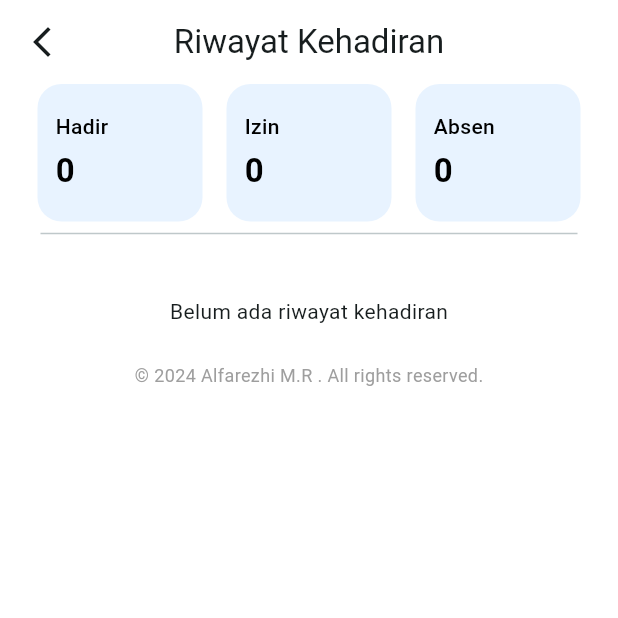
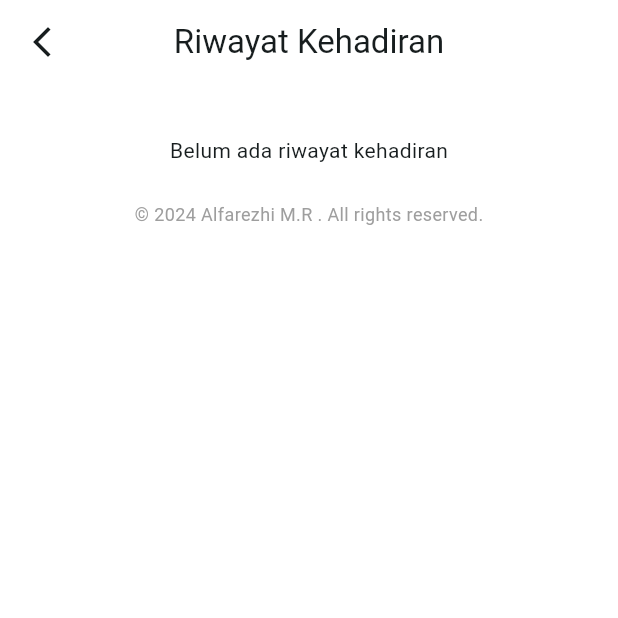
Before and after one commit to AlfaDevWork/absensiq, a Flutter app: the RiwayatPage screen opened by its route, on a phone screen of 412 x 824 dp, the top half of it. Run offline on Flutter 3.47's test engine with Material 3 defaults, Android fonts, the phone set to English and light mode, and no system bars; our stand-ins replace geocoding, geolocator, google_maps_flutter, image_picker, pinput, shared_preferences; accounts and stored records are empty; network calls fail.

Commit message:
fix: Remove commented-out GridView and Divider from RiwayatPage for cleaner code

```diff
--- a/lib/pages/riwayat_page.dart
+++ b/lib/pages/riwayat_page.dart
@@ -73,35 +73,35 @@ class _RiwayatPageState extends State<RiwayatPage> {
         child: SingleChildScrollView(
           child: Column(
             children: [
-              Padding(
-                padding: const EdgeInsets.symmetric(horizontal: 25),
-                child: GridView.count(
-                  crossAxisCount: 3,
-                  shrinkWrap: true,
-                  physics: const NeverScrollableScrollPhysics(),
-                  crossAxisSpacing: 16,
-                  mainAxisSpacing: 16,
-                  childAspectRatio: 1.2,
-                  children: [
-                    _StatCard(
-                      title: 'Hadir',
-                      value: _stats?.totalMasuk.toString() ?? '0',
-                      color: Color(0x3084BFFF),
-                    ),
-                    _StatCard(
-                      title: 'Izin',
-                      value: _stats?.totalIzin.toString() ?? '0',
-                      color: Color(0x3084BFFF),
-                    ),
-                    _StatCard(
-                      title: 'Absen',
-                      value: _stats?.totalAbsen.toString() ?? '0',
-                      color: Color(0x3084BFFF),
-                    ),
-                  ],
-                ),
-              ),
-              Divider(indent: 27, endIndent: 27),
+              // Padding(
+              //   padding: const EdgeInsets.symmetric(horizontal: 25),
+              //   child: GridView.count(
+              //     crossAxisCount: 3,
+              //     shrinkWrap: true,
+              //     physics: const NeverScrollableScrollPhysics(),
+              //     crossAxisSpacing: 16,
+              //     mainAxisSpacing: 16,
+              //     childAspectRatio: 1.2,
+              //     children: [
+              //       _StatCard(
+              //         title: 'Hadir',
+              //         value: _stats?.totalMasuk.toString() ?? '0',
+              //         color: Color(0x3084BFFF),
+              //       ),
+              //       _StatCard(
+              //         title: 'Izin',
+              //         value: _stats?.totalIzin.toString() ?? '0',
+              //         color: Color(0x3084BFFF),
+              //       ),
+              //       _StatCard(
+              //         title: 'Absen',
+              //         value: _stats?.totalAbsen.toString() ?? '0',
+              //         color: Color(0x3084BFFF),
+              //       ),
+              //     ],
+              //   ),
+              // ),
+              // Divider(indent: 27, endIndent: 27),
               SizedBox(height: 10),
               _history.isEmpty
                   ? Padding(
```
